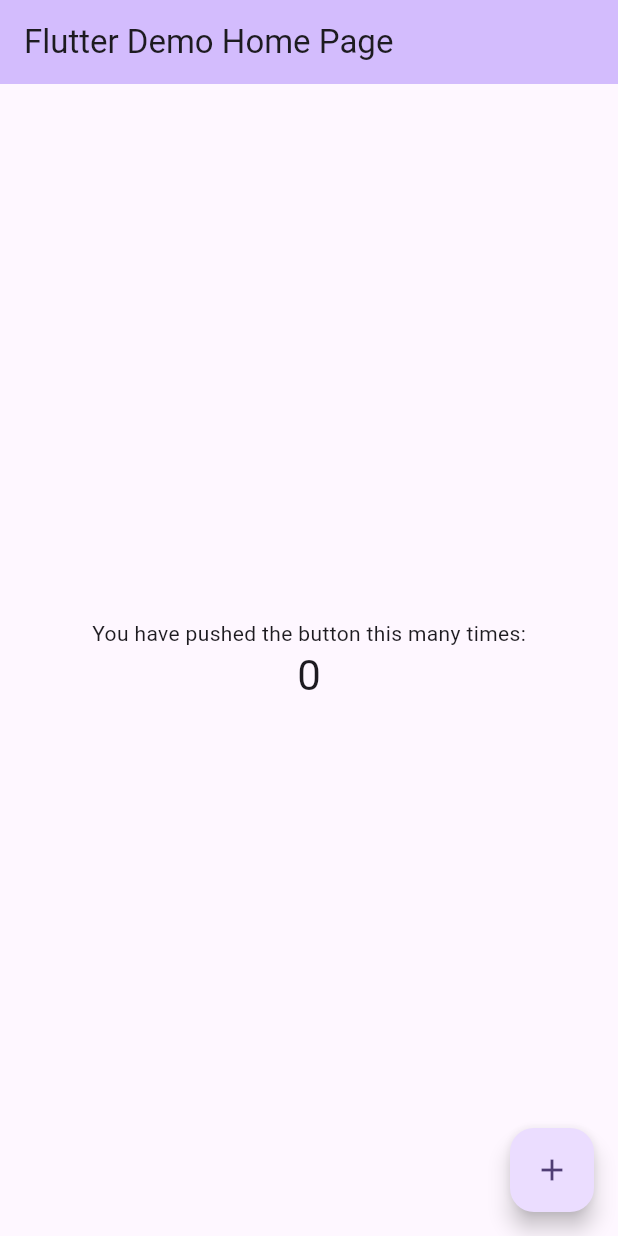
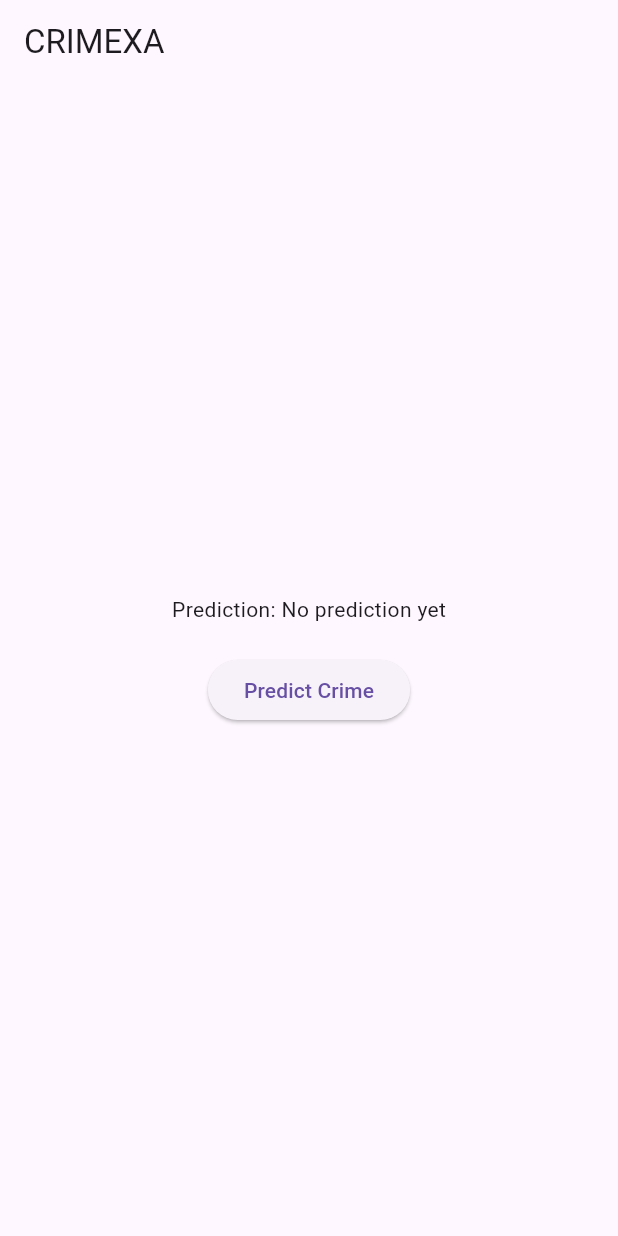
Before and after one commit to surveishwari/CRIMEXA, a Flutter app: the screen it shows after launch, on a phone screen of 412 x 824 dp. Run offline on Flutter 3.47's test engine with Material 3 defaults, Android fonts, the phone set to English and light mode, and no system bars.

Commit message:
Backend API working and Flutter integration ready

```diff
--- a/mobile_app/crimexa_app/lib/main.dart
+++ b/mobile_app/crimexa_app/lib/main.dart
@@ -1,122 +1,64 @@
 import 'package:flutter/material.dart';
+import 'package:http/http.dart' as http;
+import 'dart:convert';
 
 void main() {
-  runApp(const MyApp());
+  runApp(CrimexaApp());
 }
 
-class MyApp extends StatelessWidget {
-  const MyApp({super.key});
-
-  // This widget is the root of your application.
+class CrimexaApp extends StatelessWidget {
   @override
   Widget build(BuildContext context) {
     return MaterialApp(
-      title: 'Flutter Demo',
-      theme: ThemeData(
-        // This is the theme of your application.
-        //
-        // TRY THIS: Try running your application with "flutter run". You'll see
-        // the application has a purple toolbar. Then, without quitting the app,
-        // try changing the seedColor in the colorScheme below to Colors.green
-        // and then invoke "hot reload" (save your changes or press the "hot
-        // reload" button in a Flutter-supported IDE, or press "r" if you used
-        // the command line to start the app).
-        //
-        // Notice that the counter didn't reset back to zero; the application
-        // state is not lost during the reload. To reset the state, use hot
-        // restart instead.
-        //
-        // This works for code too, not just values: Most code changes can be
-        // tested with just a hot reload.
-        colorScheme: ColorScheme.fromSeed(seedColor: Colors.deepPurple),
-      ),
-      home: const MyHomePage(title: 'Flutter Demo Home Page'),
+      home: HomePage(),
     );
   }
 }
 
-class MyHomePage extends StatefulWidget {
-  const MyHomePage({super.key, required this.title});
-
-  // This widget is the home page of your application. It is stateful, meaning
-  // that it has a State object (defined below) that contains fields that affect
-  // how it looks.
-
-  // This class is the configuration for the state. It holds the values (in this
-  // case the title) provided by the parent (in this case the App widget) and
-  // used by the build method of the State. Fields in a Widget subclass are
-  // always marked "final".
-
-  final String title;
-
+class HomePage extends StatefulWidget {
   @override
-  State<MyHomePage> createState() => _MyHomePageState();
+  _HomePageState createState() => _HomePageState();
 }
 
-class _MyHomePageState extends State<MyHomePage> {
-  int _counter = 0;
+class _HomePageState extends State<HomePage> {
+  String result = "No prediction yet";
 
-  void _incrementCounter() {
+  Future<void> predictCrime() async {
+    final response = await http.post(
+      Uri.parse("http://YOUR_BACKEND_IP:5000/predict"),
+      headers: {"Content-Type": "application/json"},
+      body: jsonEncode({
+        "location_type": 1,
+        "time_of_incident": 1,
+        "entry_method": 0,
+        "weapon_present": 1
+      }),
+    );
+
+    final data = jsonDecode(response.body);
+
     setState(() {
-      // This call to setState tells the Flutter framework that something has
-      // changed in this State, which causes it to rerun the build method below
-      // so that the display can reflect the updated values. If we changed
-      // _counter without calling setState(), then the build method would not be
-      // called again, and so nothing would appear to happen.
-      _counter++;
+      result = data["predicted_crime"];
     });
   }
 
   @override
   Widget build(BuildContext context) {
-    // This method is rerun every time setState is called, for instance as done
-    // by the _incrementCounter method above.
-    //
-    // The Flutter framework has been optimized to make rerunning build methods
-    // fast, so that you can just rebuild anything that needs updating rather
-    // than having to individually change instances of widgets.
     return Scaffold(
-      appBar: AppBar(
-        // TRY THIS: Try changing the color here to a specific color (to
-        // Colors.amber, perhaps?) and trigger a hot reload to see the AppBar
-        // change color while the other colors stay the same.
-        backgroundColor: Theme.of(context).colorScheme.inversePrimary,
-        // Here we take the value from the MyHomePage object that was created by
-        // the App.build method, and use it to set our appbar title.
-        title: Text(widget.title),
-      ),
+      appBar: AppBar(title: Text("CRIMEXA")),
       body: Center(
-        // Center is a layout widget. It takes a single child and positions it
-        // in the middle of the parent.
         child: Column(
-          // Column is also a layout widget. It takes a list of children and
-          // arranges them vertically. By default, it sizes itself to fit its
-          // children horizontally, and tries to be as tall as its parent.
-          //
-          // Column has various properties to control how it sizes itself and
-          // how it positions its children. Here we use mainAxisAlignment to
-          // center the children vertically; the main axis here is the vertical
-          // axis because Columns are vertical (the cross axis would be
-          // horizontal).
-          //
-          // TRY THIS: Invoke "debug painting" (choose the "Toggle Debug Paint"
-          // action in the IDE, or press "p" in the console), to see the
-          // wireframe for each widget.
           mainAxisAlignment: MainAxisAlignment.center,
-          children: <Widget>[
-            const Text('You have pushed the button this many times:'),
-            Text(
-              '$_counter',
-              style: Theme.of(context).textTheme.headlineMedium,
-            ),
+          children: [
+            Text("Prediction: $result"),
+            SizedBox(height: 20),
+            ElevatedButton(
+              onPressed: predictCrime,
+              child: Text("Predict Crime"),
+            )
           ],
         ),
       ),
-      floatingActionButton: FloatingActionButton(
-        onPressed: _incrementCounter,
-        tooltip: 'Increment',
-        child: const Icon(Icons.add),
-      ), // This trailing comma makes auto-formatting nicer for build methods.
     );
   }
 }
--- a/mobile_app/crimexa_app/pubspec.yaml
+++ b/mobile_app/crimexa_app/pubspec.yaml
@@ -30,7 +30,7 @@ environment:
 dependencies:
   flutter:
     sdk: flutter
-
+  http: ^0.13.6
   # The following adds the Cupertino Icons font to your application.
   # Use with the CupertinoIcons class for iOS style icons.
   cupertino_icons: ^1.0.8
```
Also changed, not shown: mobile_app/crimexa_app/pubspec.lock, 5 other files.
